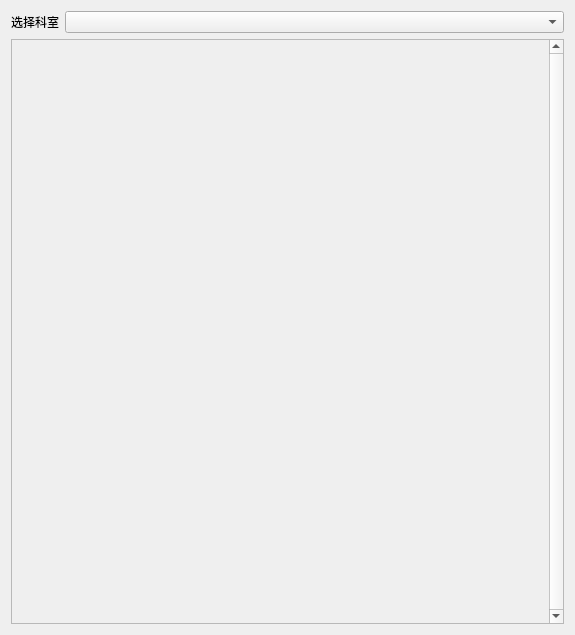
The window that code/patientregisterwidget.ui (laonuo2004/cpp-qt-medical-system) describes before a commit, drawn with Qt 5.
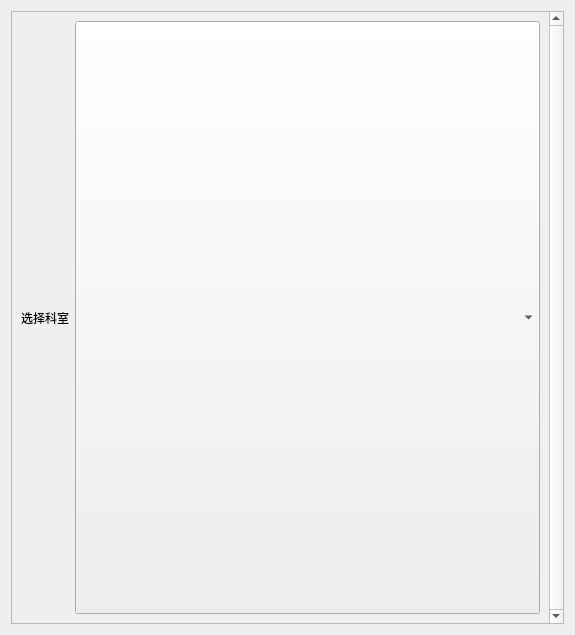
The same window after the commit.

Patch:
```diff
--- a/code/patientregisterwidget.ui
+++ b/code/patientregisterwidget.ui
@@ -14,27 +14,6 @@
    <string>Form</string>
   </property>
   <layout class="QVBoxLayout" name="verticalLayout">
-   <item>
-    <layout class="QHBoxLayout" name="horizontalLayout_3">
-     <item>
-      <widget class="QLabel" name="label">
-       <property name="text">
-        <string>选择科室</string>
-       </property>
-      </widget>
-     </item>
-     <item>
-      <widget class="QComboBox" name="DepartmentInput">
-       <property name="sizePolicy">
-        <sizepolicy hsizetype="Expanding" vsizetype="Preferred">
-         <horstretch>0</horstretch>
-         <verstretch>0</verstretch>
-        </sizepolicy>
-       </property>
-      </widget>
-     </item>
-    </layout>
-   </item>
    <item>
     <widget class="QScrollArea" name="scrollArea">
      <property name="sizePolicy">
@@ -50,7 +29,7 @@
       <enum>QAbstractScrollArea::AdjustIgnored</enum>
      </property>
      <property name="widgetResizable">
-      <bool>false</bool>
+      <bool>true</bool>
      </property>
      <widget class="QWidget" name="scrollAreaWidgetContents">
       <property name="enabled">
@@ -60,34 +39,49 @@
        <rect>
         <x>0</x>
         <y>0</y>
-        <width>446</width>
-        <height>510</height>
+        <width>534</width>
+        <height>611</height>
        </rect>
       </property>
       <property name="sizePolicy">
-       <sizepolicy hsizetype="Preferred" vsizetype="Preferred">
+       <sizepolicy hsizetype="Expanding" vsizetype="Expanding">
         <horstretch>0</horstretch>
         <verstretch>0</verstretch>
        </sizepolicy>
       </property>
-      <widget class="QWidget" name="gridLayoutWidget">
-       <property name="geometry">
-        <rect>
-         <x>0</x>
-         <y>0</y>
-         <width>462</width>
-         <height>2</height>
-        </rect>
-       </property>
-       <layout class="QGridLayout" name="DoctorCardList">
-        <property name="sizeConstraint">
-         <enum>QLayout::SetFixedSize</enum>
-        </property>
-        <property name="spacing">
-         <number>0</number>
-        </property>
-       </layout>
-      </widget>
+      <layout class="QVBoxLayout" name="verticalLayout_3">
+       <item>
+        <layout class="QHBoxLayout" name="horizontalLayout_3">
+         <item>
+          <widget class="QLabel" name="label">
+           <property name="text">
+            <string>选择科室</string>
+           </property>
+          </widget>
+         </item>
+         <item>
+          <widget class="QComboBox" name="DepartmentInput">
+           <property name="sizePolicy">
+            <sizepolicy hsizetype="Expanding" vsizetype="Preferred">
+             <horstretch>0</horstretch>
+             <verstretch>0</verstretch>
+            </sizepolicy>
+           </property>
+          </widget>
+         </item>
+        </layout>
+       </item>
+       <item>
+        <layout class="QGridLayout" name="DoctorCardList">
+         <property name="sizeConstraint">
+          <enum>QLayout::SetMinAndMaxSize</enum>
+         </property>
+         <property name="spacing">
+          <number>0</number>
+         </property>
+        </layout>
+       </item>
+      </layout>
      </widget>
     </widget>
    </item>
```
